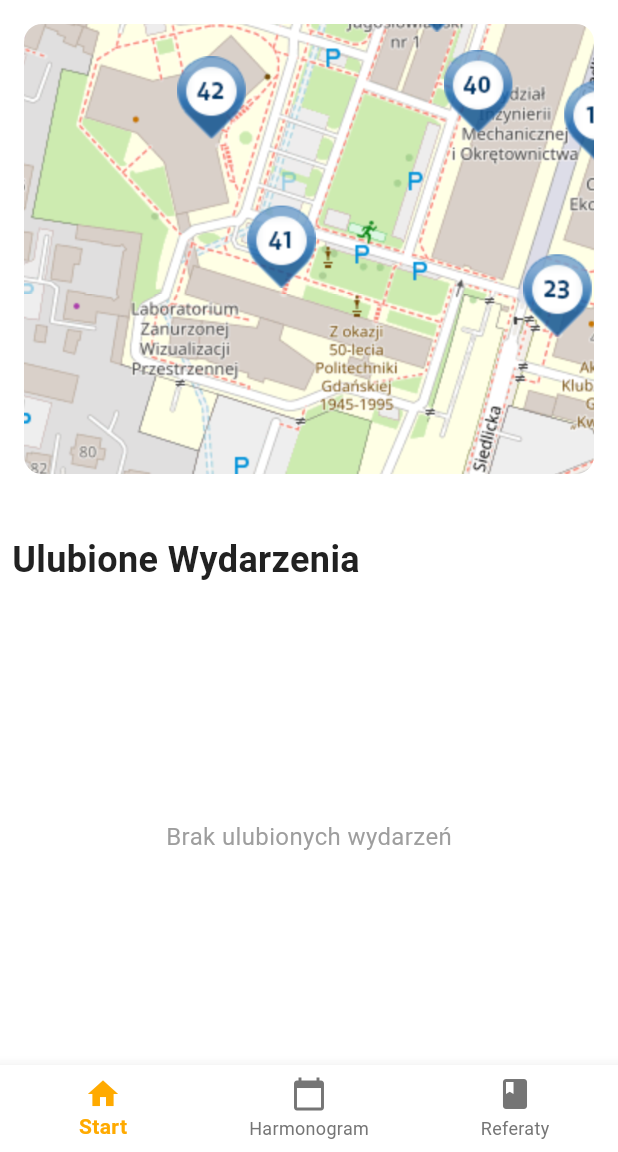
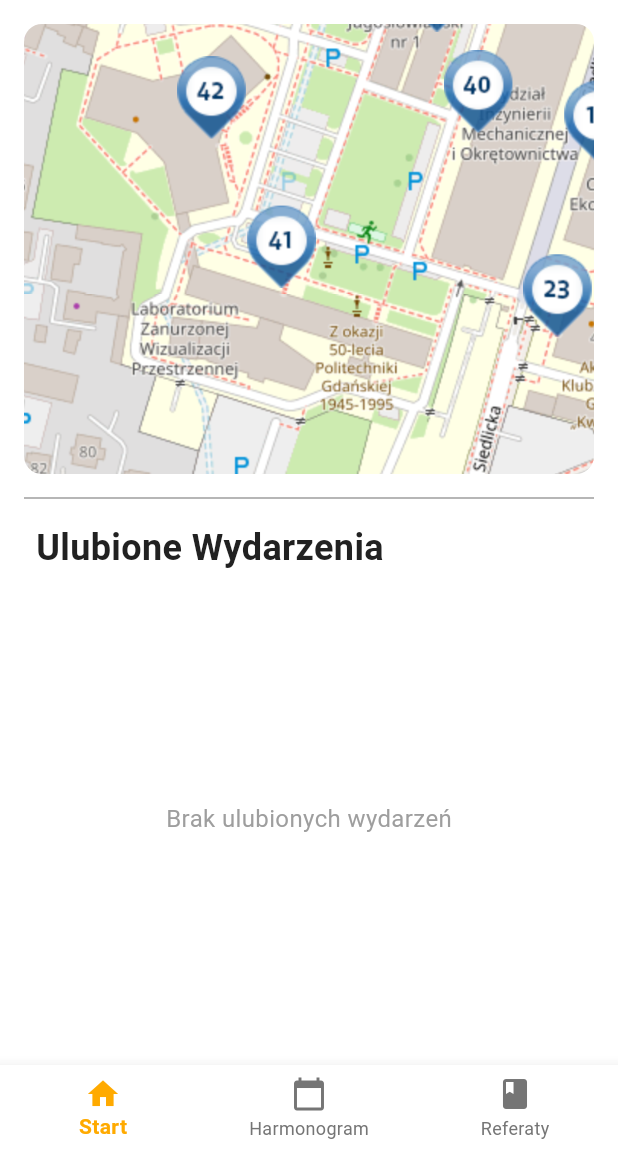
Before and after one commit to haniagibus/KRiT_2025_app, a Flutter app: the screen it shows after launch, on a phone screen of 412 x 824 dp, the part 84-1236 px from its top. Run offline on Flutter 3.47's test engine with Material 3 defaults, Android fonts, the phone set to English and light mode, and no system bars; missing offline and left inert: flutter_pdfview.

Commit message:
event view reworked

```diff
--- a/lib/models/event/event.dart
+++ b/lib/models/event/event.dart
@@ -3,76 +3,65 @@ import 'package:krit_app/models/event/event_type.dart';
 import 'package:krit_app/models/report/report.dart';
 
 class Event {
-  String name;
-  EventType type;
+  final int id;
+  final String name;
+  final EventType type;
   final DateTime dateTimeStart;
   final DateTime dateTimeEnd;
-  final String formattedDate;
-  final String formattedTime;
   final String description;
   final String building;
   final String room;
-  List<Report> reports;
+  final List<Report> reports;
   bool isFavourite;
 
+  // Computed properties for formatted date and time
+  String get formattedDate => DateFormat('d MMM', 'pl_PL').format(dateTimeStart);
+  String get formattedTime =>
+      "${DateFormat('HH:mm', 'pl_PL').format(dateTimeStart)} - ${DateFormat('HH:mm', 'pl_PL').format(dateTimeEnd)}";
 
-  Event(
-      this.name,
-      this.type,
-      this.dateTimeStart,
-      this.dateTimeEnd,
-      this.formattedDate,
-      this.formattedTime,
-      this.description,
-      this.building,
-      this.room,
-      this.reports,
-          {this.isFavourite = false}
-      );
+  Event({
+    required this.id,
+    required this.name,
+    required this.type,
+    required this.dateTimeStart,
+    required this.dateTimeEnd,
+    required this.description,
+    required this.building,
+    required this.room,
+    required this.reports,
+    this.isFavourite = false,
+  });
 
-  Event.fromJson(Map<String, dynamic> json)
-      : name = json['name'],
-        type = EventType.values.firstWhere(
-                (e) => e.toString() == 'EventType.${json['type']}'),
-        dateTimeStart = DateTime.parse(json['dateTimeStart']),
-        dateTimeEnd = DateTime.parse(json['dateTimeStart']),
-        formattedDate = json['formattedDate'],
-        formattedTime = json['formattedTime'],
-        description = json['description'],
-        building = json['building'],
-        room = json['room'],
-        reports = json['reports'],
-        isFavourite = json['isFavourite'] ?? false;
+  // Add fromJson for deserialization
+  factory Event.fromJson(Map<String, dynamic> json) {
+    return Event(
+      id: json['id'],
+      name: json['name'],
+      type: EventType.values.firstWhere(
+              (e) => e.toString() == 'EventType.${json['type']}'),
+      dateTimeStart: DateTime.parse(json['dateTimeStart']),
+      dateTimeEnd: DateTime.parse(json['dateTimeEnd']),
+      description: json['description'],
+      building: json['building'],
+      room: json['room'],
+      reports: (json['reports'] as List<dynamic>)
+          .map((reportJson) => Report.fromJson(reportJson))
+          .toList(),
+      isFavourite: json['isFavourite'] ?? false,
+    );
+  }
 
-
+  // Add toJson for serialization
   Map<String, dynamic> toJson() => {
+    'id': id,
     'name': name,
     'type': type.toString().split('.').last,
     'dateTimeStart': dateTimeStart.toIso8601String(),
     'dateTimeEnd': dateTimeEnd.toIso8601String(),
-    'formattedDate': formattedDate,
-    'formattedTime': formattedTime,
     'description': description,
     'building': building,
     'room': room,
-    'reports': reports,
+    'reports': reports.map((report) => report.toJson()).toList(),
     'isFavourite': isFavourite,
   };
 }
-
-class MockEvent extends Event {
-  MockEvent(int id, String title, EventType type, DateTime dateStart, DateTime dateEnd,
-      String description, String building, String room, List<Report> reports)
-      : super(
-    title,
-    type,
-    dateStart,
-    dateEnd,
-    DateFormat('d MMM', 'pl_PL').format(dateStart),
-    "${DateFormat('HH:mm', 'pl_PL').format(dateStart)} - ${DateFormat('HH:mm', 'pl_PL').format(dateEnd)}",
-    description,
-    building,
-    room,
-    reports,
-  );
-}
--- a/lib/models/event/events_data_storage.dart
+++ b/lib/models/event/events_data_storage.dart
@@ -54,9 +54,9 @@ class EventsDataStorage {
   ];
 
   final dates = [
-    DateTime(2025, 1, 23, 10, 0),
-    DateTime(2025, 1, 24, 14, 30),
-    DateTime(2025, 1, 25, 18, 0),
+    DateTime(2025, 1, 24, 10, 0),
+    DateTime(2025, 1, 25, 14, 30),
+    DateTime(2025, 1, 26, 18, 0),
   ];
 
   final buildings = ["Main Hall", "Tech Building", "Library", "Gymnasium"];
@@ -71,24 +71,45 @@ class EventsDataStorage {
   EventsDataStorage._internal() {
     if (Config.useMockData) {
       for (int i = 0; i < 10; i++) {
-        MockEvent mockEvent = MockEvent(
-          i,
-          randomTitle(),
-          randomEventType(),
-          randomDate(),
-          randomDate().add(Duration(hours: 2)), // Random 2-hour duration
-          randomDescription(),
-          randomBuilding(),
-          randomRoom(),
-          [],
-        );
-        mockEvent.name += " $i";
-        _eventList.add(mockEvent);
+        _eventList.add(Event(
+          id: i,
+          name: randomTitle(),
+          type: randomEventType(),
+          dateTimeStart: randomDate(),
+          dateTimeEnd: randomDate().add(Duration(hours: 2)), // Random 2-hour duration
+          description: randomDescription(),
+          building: randomBuilding(),
+          room: randomRoom(),
+          reports: [], // Empty reports for mock data
+          isFavourite: false, // Default value for favourites
+        ));
       }
     }
-    // else {
-    //   updateData();
-    // }
+  }
+
+  // Similar to the ReportsDataStorage's filtering, implement a filtering method
+  List<Event> filterEvents(String query) {
+    return _eventList.where((event) {
+      // Check if the event name or description matches the query (case-insensitive)
+      bool matchesName = event.name.toLowerCase().contains(query.toLowerCase());
+      bool matchesDescription = event.description.toLowerCase().contains(query.toLowerCase());
+
+      // Check if the event type matches the query (case-insensitive)
+      bool matchesType = event.type.toString().toLowerCase().contains(query.toLowerCase());
+
+      return matchesName || matchesDescription || matchesType;
+    }).toList();
+  }
+
+
+  // Control favourite status for an event (similar to ReportsDataStorage)
+  void controlFavourite(Event event) {
+    final index = _eventList.indexOf(event);
+    if (index != -1) {
+      // Toggle favourite state
+      _eventList[index].isFavourite = !event.isFavourite;
+      _callback(); // Refresh view
+    }
   }
 
   List<Event> getEventsForDate(DateTime date) {
@@ -100,26 +121,4 @@ class EventsDataStorage {
       return eventDateOnly.isAtSameMomentAs(inputDateOnly);
     }).toList();
   }
-
-  void controlFavourite(Event event) {
-    final index = _eventList.indexOf(event);
-    if (index != -1) {
-      // Toggle favourite state
-      _eventList[index].isFavourite = !event.isFavourite;
-      _callback(); // Refresh view
-    }
-  }
-
-// Uncomment and implement when fetching real data
-// Future<void> updateData() async {
-//   if (Config.useMockData) return;
-//   var response = await Requests().get(Config.apiUrl + 'events');
-//   final json = response.data;
-
-//   _eventList.clear();
-//   for (var json in json) {
-//     _eventList.add(Event.fromJson(json));
-//   }
-//   _callback();
-// }
 }
--- a/lib/views/screens/home/home_screen.dart
+++ b/lib/views/screens/home/home_screen.dart
@@ -1,7 +1,6 @@
 import 'package:flutter/material.dart';
 import 'package:krit_app/models/event/events_data_storage.dart';
 import '../../widgets/home/favourites_tile.dart';
-import '../../widgets/searchbar_widget.dart';
 
 class HomeScreen extends StatefulWidget {
   const HomeScreen({super.key});
@@ -30,25 +29,29 @@ class _HomeScreenState extends State<HomeScreen> {
     final favoriteEvents = _eventsDataStorage.favoriteEvents;
 
     return Scaffold(
-      body: Column(
+      body: Padding(
+        padding: const EdgeInsets.symmetric(vertical: 16.0, horizontal: 16.0),
+        child: Column(
           children: [
             // Padding(
             //   padding: const EdgeInsets.only(bottom: 16.0),
             //   child: SearchBarApp(),
             // ),
-          Padding(
-            padding: const EdgeInsets.symmetric(vertical: 16.0, horizontal: 16.0),
-            child: ClipRRect(
+            ClipRRect(
               borderRadius: BorderRadius.circular(12.0),
               child: Image.asset(
-                'assets/images/mapa.png',
+                'assets/images/map.png',
                 height: 300,
                 width: double.infinity,
                 fit: BoxFit.cover,
               ),
             ),
+            const SizedBox(height: 8.0),
+            const Divider(
+              color: Colors.grey,
+              thickness: 1,
             ),
-          const SizedBox(height: 24.0),
+            const SizedBox(height: 8.0),
             Expanded(
               child: FavoritesTile(
                 favoriteEvents: favoriteEvents,
@@ -61,6 +64,7 @@ class _HomeScreenState extends State<HomeScreen> {
             ),
           ],
         ),
+      )
     );
   }
 }
```
Also changed, not shown: lib/models/report/report.dart (+26 -4 lines), lib/views/screens/reports/report_screen.dart (+5 -12 lines), lib/views/screens/schedule/event_screen.dart (+102 -27 lines), lib/views/widgets/reports/report_tile.dart (+6 -14 lines), lib/views/widgets/schedule/event_tile.dart (+7 -24 lines), assets/images/floor_map.png (added), assets/images/map.png (renamed from assets/images/mapa.png). Lines whose indentation alone changed are shown as unchanged.
